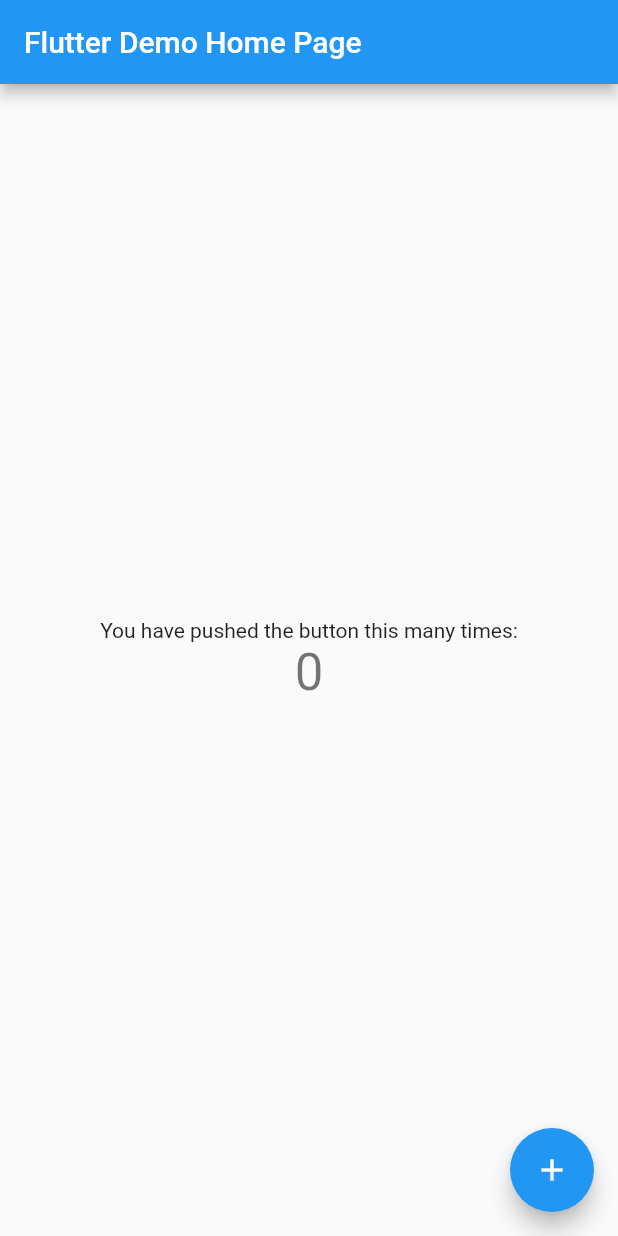
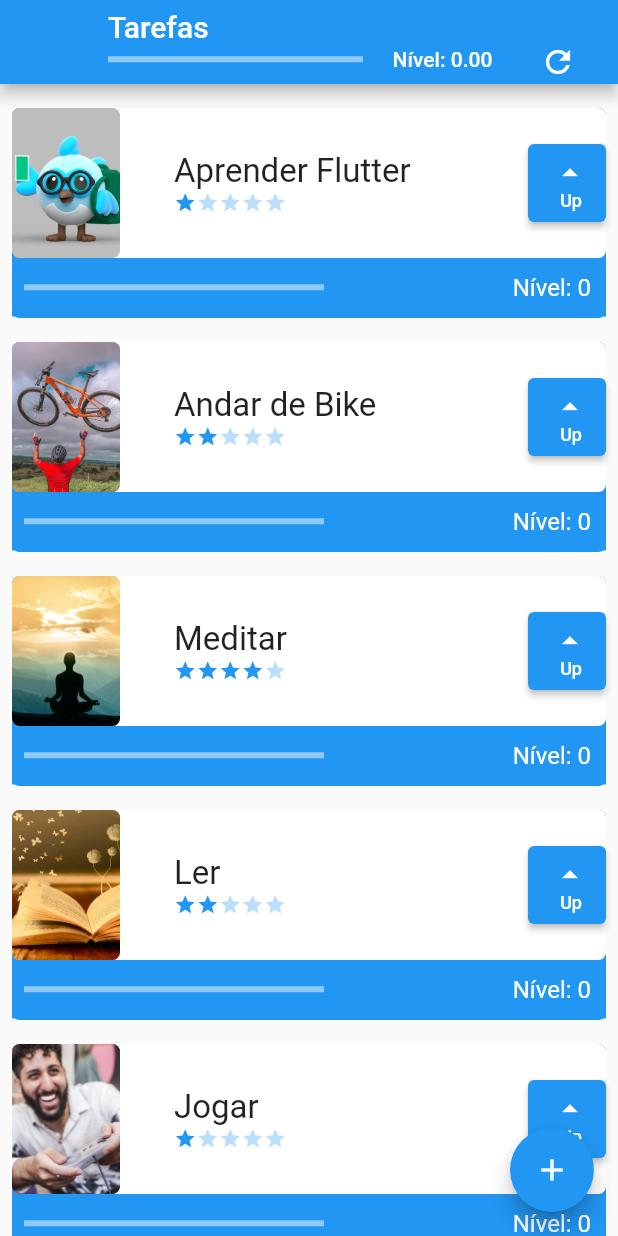
Before and after one commit to rodolfoplondero/alura-flutter-task-app, a Flutter app: the screen it shows after launch, on a phone screen of 412 x 824 dp. Run offline on Flutter 3.47's test engine with Material 2 defaults, Android fonts, the phone set to English and light mode, and no system bars.

Commit message:
Added project files and assets

```diff
--- /dev/null
+++ b/lib/components/difficulty.dart
@@ -0,0 +1,43 @@
+import 'package:flutter/material.dart';
+
+class Difficulty extends StatelessWidget {
+  final int difficultyLevel;
+
+  const Difficulty({
+    required this.difficultyLevel,
+    super.key,
+  });
+
+  @override
+  Widget build(BuildContext context) {
+    return Row(
+      children: [
+        Icon(
+          Icons.star,
+          size: 15,
+          color: (difficultyLevel >= 1) ? Colors.blue : Colors.blue[100],
+        ),
+        Icon(
+          Icons.star,
+          size: 15,
+          color: (difficultyLevel >= 2) ? Colors.blue : Colors.blue[100],
+        ),
+        Icon(
+          Icons.star,
+          size: 15,
+          color: (difficultyLevel >= 3) ? Colors.blue : Colors.blue[100],
+        ),
+        Icon(
+          Icons.star,
+          size: 15,
+          color: (difficultyLevel >= 4) ? Colors.blue : Colors.blue[100],
+        ),
+        Icon(
+          Icons.star,
+          size: 15,
+          color: (difficultyLevel >= 5) ? Colors.blue : Colors.blue[100],
+        ),
+      ],
+    );
+  }
+}
--- /dev/null
+++ b/lib/components/task.dart
@@ -0,0 +1,172 @@
+import 'package:flutter/material.dart';
+
+import 'difficulty.dart';
+
+class Task extends StatefulWidget {
+  final String nome;
+  final String foto;
+  final int dificuldade;
+
+  Task(this.nome, this.foto, this.dificuldade, {Key? key}) : super(key: key);
+
+  int maxLevel = 10;
+  int level = 0;
+  int totalLevel = 0;
+  int colorLevel = 0;
+
+  @override
+  State<Task> createState() => _TaskState();
+}
+
+class _TaskState extends State<Task> {
+  List listColors = [
+    Colors.blue,
+    Colors.green,
+    Colors.yellow,
+    Colors.orange,
+    Colors.pinkAccent,
+    Colors.black
+  ];
+
+  bool isNetworkUrl() {
+    return widget.foto.contains("http") ? true : false;
+  }
+
+  @override
+  Widget build(BuildContext context) {
+    return Padding(
+      padding: const EdgeInsets.all(8.0),
+      child: Stack(
+        children: [
+          Container(
+            decoration: BoxDecoration(
+              borderRadius: BorderRadius.circular(5),
+              color: Colors.blue,
+            ),
+            height: 140,
+          ),
+          Column(
+            children: [
+              Container(
+                decoration: BoxDecoration(
+                  borderRadius: BorderRadius.circular(5),
+                  color: Colors.white,
+                ),
+                height: 100,
+                child: Row(
+                  mainAxisAlignment: MainAxisAlignment.spaceBetween,
+                  children: [
+                    Container(
+                      decoration: BoxDecoration(
+                        borderRadius: BorderRadius.circular(5),
+                        color: Colors.black26,
+                      ),
+                      width: 72,
+                      height: 100,
+                      child: ClipRRect(
+                        borderRadius: BorderRadius.circular(5),
+                        child: isNetworkUrl()
+                            ? Image.network(
+                                widget.foto,
+                                fit: BoxFit.cover,
+                              )
+                            : Image.asset(
+                                widget.foto,
+                                fit: BoxFit.cover,
+                              ),
+                      ),
+                    ),
+                    Column(
+                      mainAxisAlignment: MainAxisAlignment.center,
+                      crossAxisAlignment: CrossAxisAlignment.start,
+                      children: [
+                        SizedBox(
+                          width: 200,
+                          child: Text(
+                            widget.nome,
+                            style: const TextStyle(
+                              fontSize: 22,
+                              overflow: TextOverflow.ellipsis,
+                            ),
+                          ),
+                        ),
+                        Difficulty(difficultyLevel: widget.dificuldade)
+                      ],
+                    ),
+                    SizedBox(
+                      height: 52,
+                      width: 52,
+                      child: ElevatedButton(
+                        onPressed: () {
+                          setState(() {
+                            incrementLevel();
+                          });
+                        },
+                        child: Column(
+                          mainAxisAlignment: MainAxisAlignment.center,
+                          crossAxisAlignment: CrossAxisAlignment.end,
+                          children: const [
+                            Icon(Icons.arrow_drop_up),
+                            Text(
+                              "Up",
+                              style: TextStyle(fontSize: 12),
+                            )
+                          ],
+                        ),
+                      ),
+                    )
+                  ],
+                ),
+              ),
+              Container(
+                color: listColors[widget.colorLevel],
+                child: Row(
+                  mainAxisAlignment: MainAxisAlignment.spaceBetween,
+                  children: [
+                    Padding(
+                      padding: const EdgeInsets.all(8.0),
+                      child: SizedBox(
+                        width: 200,
+                        child: LinearProgressIndicator(
+                          color: Colors.white,
+                          value: incrementProgressIndicator(),
+                        ),
+                      ),
+                    ),
+                    Padding(
+                      padding: const EdgeInsets.all(10.0),
+                      child: Text(
+                        'Nível: ${widget.level}',
+                        style:
+                            const TextStyle(color: Colors.white, fontSize: 16),
+                      ),
+                    ),
+                  ],
+                ),
+              ),
+            ],
+          )
+        ],
+      ),
+    );
+  }
+
+  void incrementLevel() {
+    if (widget.level < (widget.dificuldade * widget.maxLevel)) {
+      widget.level += 1;
+    } else {
+      widget.level = 1;
+
+      if (widget.colorLevel < listColors.length - 1) {
+        widget.colorLevel++;
+      }
+    }
+    widget.totalLevel += 1;
+  }
+
+  double incrementProgressIndicator() {
+    return (widget.dificuldade > 0)
+        ? widget.level / (widget.dificuldade * widget.maxLevel)
+        : 0;
+  }
+}
--- /dev/null
+++ b/lib/data/task_inherited.dart
@@ -0,0 +1,32 @@
+import 'package:flutter/material.dart';
+
+import '../components/task.dart';
+
+class TaskInherited extends InheritedWidget {
+  TaskInherited({Key? key, required Widget child})
+      : super(key: key, child: child);
+
+  final List<Task> taskList = [
+    Task('Aprender Flutter', 'assets/images/dash.png', 1),
+    Task('Andar de Bike', 'assets/images/bike.jpg', 2),
+    Task('Meditar', 'assets/images/meditar.jpeg', 4),
+    Task('Ler', 'assets/images/livro.jpg', 2),
+    Task('Jogar', 'assets/images/jogar.jpg', 1),
+  ];
+
+  void newTask(String name, String photo, int difficulty) {
+    taskList.add(Task(name, photo, difficulty));
+  }
+
+  static TaskInherited of(BuildContext context) {
+    final TaskInherited? result =
+        context.dependOnInheritedWidgetOfExactType<TaskInherited>();
+    assert(result != null, 'No TaskInherited found in context');
+    return result!;
+  }
+
+  @override
+  bool updateShouldNotify(TaskInherited old) {
+    return old.taskList.length != taskList.length;
+  }
+}
--- a/lib/main.dart
+++ b/lib/main.dart
@@ -1,4 +1,7 @@
 import 'package:flutter/material.dart';
+
+import 'data/task_inherited.dart';
+import 'screens/initial_screen.dart';
 
 void main() {
   runApp(const MyApp());
@@ -7,109 +10,16 @@ void main() {
 class MyApp extends StatelessWidget {
   const MyApp({super.key});
 
-  // This widget is the root of your application.
   @override
   Widget build(BuildContext context) {
     return MaterialApp(
       title: 'Flutter Demo',
       theme: ThemeData(
-        // This is the theme of your application.
-        //
-        // Try running your application with "flutter run". You'll see the
-        // application has a blue toolbar. Then, without quitting the app, try
-        // changing the primarySwatch below to Colors.green and then invoke
-        // "hot reload" (press "r" in the console where you ran "flutter run",
-        // or simply save your changes to "hot reload" in a Flutter IDE).
-        // Notice that the counter didn't reset back to zero; the application
-        // is not restarted.
         primarySwatch: Colors.blue,
       ),
-      home: const MyHomePage(title: 'Flutter Demo Home Page'),
+      home: TaskInherited(
+        child: InitialScreen(),
+      ),
     );
   }
 }
-
-class MyHomePage extends StatefulWidget {
-  const MyHomePage({super.key, required this.title});
-
-  // This widget is the home page of your application. It is stateful, meaning
-  // that it has a State object (defined below) that contains fields that affect
-  // how it looks.
-
-  // This class is the configuration for the state. It holds the values (in this
-  // case the title) provided by the parent (in this case the App widget) and
-  // used by the build method of the State. Fields in a Widget subclass are
-  // always marked "final".
-
-  final String title;
-
-  @override
-  State<MyHomePage> createState() => _MyHomePageState();
-}
-
-class _MyHomePageState extends State<MyHomePage> {
-  int _counter = 0;
-
-  void _incrementCounter() {
-    setState(() {
-      // This call to setState tells the Flutter framework that something has
-      // changed in this State, which causes it to rerun the build method below
-      // so that the display can reflect the updated values. If we changed
-      // _counter without calling setState(), then the build method would not be
-      // called again, and so nothing would appear to happen.
-      _counter++;
-    });
-  }
-
-  @override
-  Widget build(BuildContext context) {
-    // This method is rerun every time setState is called, for instance as done
-    // by the _incrementCounter method above.
-    //
-    // The Flutter framework has been optimized to make rerunning build methods
-    // fast, so that you can just rebuild anything that needs updating rather
-    // than having to individually change instances of widgets.
-    return Scaffold(
-      appBar: AppBar(
-        // Here we take the value from the MyHomePage object that was created by
-        // the App.build method, and use it to set our appbar title.
-        title: Text(widget.title),
-      ),
-      body: Center(
-        // Center is a layout widget. It takes a single child and positions it
-        // in the middle of the parent.
-        child: Column(
-          // Column is also a layout widget. It takes a list of children and
-          // arranges them vertically. By default, it sizes itself to fit its
-          // children horizontally, and tries to be as tall as its parent.
-          //
-          // Invoke "debug painting" (press "p" in the console, choose the
-          // "Toggle Debug Paint" action from the Flutter Inspector in Android
-          // Studio, or the "Toggle Debug Paint" command in Visual Studio Code)
-          // to see the wireframe for each widget.
-          //
-          // Column has various properties to control how it sizes itself and
-          // how it positions its children. Here we use mainAxisAlignment to
-          // center the children vertically; the main axis here is the vertical
-          // axis because Columns are vertical (the cross axis would be
-          // horizontal).
-          mainAxisAlignment: MainAxisAlignment.center,
-          children: <Widget>[
-            const Text(
-              'You have pushed the button this many times:',
-            ),
-            Text(
-              '$_counter',
-              style: Theme.of(context).textTheme.headlineMedium,
-            ),
-          ],
-        ),
-      ),
-      floatingActionButton: FloatingActionButton(
-        onPressed: _incrementCounter,
-        tooltip: 'Increment',
-        child: const Icon(Icons.add),
-      ), // This trailing comma makes auto-formatting nicer for build methods.
-    );
-  }
-}
--- /dev/null
+++ b/lib/screens/initial_screen.dart
@@ -0,0 +1,86 @@
+import 'package:flutter/material.dart';
+
+import '../components/task.dart';
+import '../data/task_inherited.dart';
+import 'form_screen.dart';
+
+class InitialScreen extends StatefulWidget {
+  InitialScreen({Key? key}) : super(key: key);
+
+  double personalLevel = 0;
+
+  @override
+  State<InitialScreen> createState() => _InitialScreenState();
+}
+
+class _InitialScreenState extends State<InitialScreen> {
+  bool opacidade = true;
+
+  void calculatePersonalLevel() {
+    double totalLevels = 0;
+    for (Task t in TaskInherited.of(context).taskList) {
+      totalLevels += t.totalLevel / t.maxLevel;
+    }
+    widget.personalLevel = totalLevels;
+  }
+
+  @override
+  Widget build(BuildContext context) {
+    return Scaffold(
+      appBar: AppBar(
+        leading: Container(),
+        title: Column(
+          crossAxisAlignment: CrossAxisAlignment.start,
+          mainAxisAlignment: MainAxisAlignment.center,
+          children: [
+            const Text('Tarefas'),
+            SizedBox(
+              height: 20,
+              child: Row(
+                mainAxisAlignment: MainAxisAlignment.spaceBetween,
+                crossAxisAlignment: CrossAxisAlignment.center,
+                children: [
+                  SizedBox(
+                    width: 170,
+                    child: LinearProgressIndicator(
+                      color: Colors.white,
+                      value: widget.personalLevel / 100,
+                    ),
+                  ),
+                  Text(
+                    "Nível: ${widget.personalLevel.toStringAsFixed(2)}",
+                    style: const TextStyle(fontSize: 14),
+                  ),
+                  IconButton(
+                    onPressed: () {
+                      setState(() {
+                        calculatePersonalLevel();
+                      });
+                    },
+                    padding: const EdgeInsets.only(bottom: 20),
+                    icon: const Icon(Icons.refresh),
+                  ),
+                ],
+              ),
+            )
+          ],
+        ),
+      ),
+      body: ListView(
+        padding: const EdgeInsets.only(top: 8, bottom: 70),
+        children: TaskInherited.of(context).taskList,
+      ),
+      floatingActionButton: FloatingActionButton(
+        onPressed: () {
+          Navigator.push(
+            context,
+            MaterialPageRoute(
+              builder: (contextNew) => FormScreen(taskContext: context),
+            ),
+          );
+        },
+        child: const Icon(Icons.add),
+      ),
+    );
+  }
+}
--- a/pubspec.yaml
+++ b/pubspec.yaml
@@ -59,9 +59,8 @@ flutter:
   uses-material-design: true
 
   # To add assets to your application, add an assets section, like this:
-  # assets:
-  #   - images/a_dot_burr.jpeg
-  #   - images/a_dot_ham.jpeg
+  assets:
+     - assets/images/
 
   # An image asset can refer to one or more resolution-specific "variants", see
   # https://flutter.dev/assets-and-images/#resolution-aware
```
Also changed, not shown: lib/screens/form_screen.dart (added, +168 -0 lines), assets/images/bike.jpg (added), assets/images/dash.png (added), assets/images/jogar.jpg (added), assets/images/livro.jpg (added), assets/images/meditar.jpeg (added), assets/images/nophoto.png (added), assets/images/st,small,507x507-pad,600x600,f8f8f8.jpg (added).
